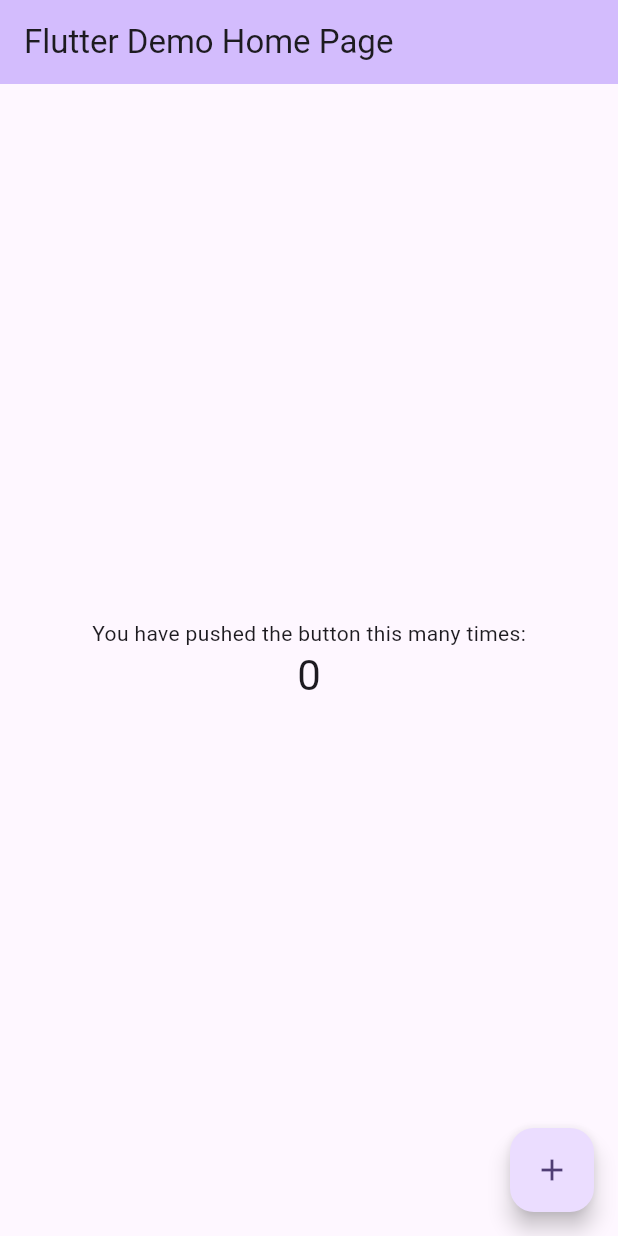
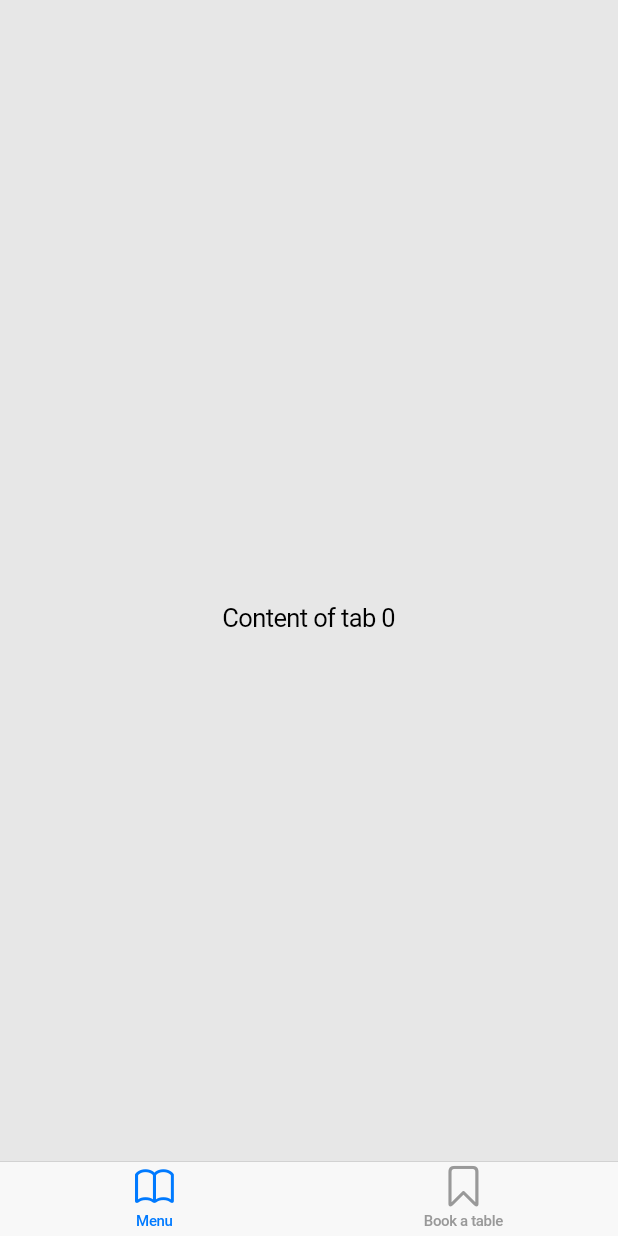
Before and after one commit to dleurs/restaurant_app, a Flutter app: the screen it shows after launch, on a phone screen of 412 x 824 dp. Run offline on Flutter 3.47's test engine with Material 3 defaults, Android fonts, the phone set to English and light mode, and no system bars; our stand-ins replace firebase_core; accounts and stored records are empty.

Commit message:
feat(#2): Basic Cupertino UI

```diff
--- a/lib/main.dart
+++ b/lib/main.dart
@@ -1,125 +1,59 @@
+import 'package:flutter/cupertino.dart';
 import 'package:flutter/material.dart';
 
-void main() {
+import 'package:firebase_core/firebase_core.dart';
+import 'firebase_options.dart';
+
+void main() async {
+  WidgetsFlutterBinding.ensureInitialized();
+  await Firebase.initializeApp(
+    options: DefaultFirebaseOptions.currentPlatform,
+  );
   runApp(const MyApp());
 }
 
 class MyApp extends StatelessWidget {
   const MyApp({super.key});
 
-  // This widget is the root of your application.
   @override
   Widget build(BuildContext context) {
-    return MaterialApp(
+    return const CupertinoApp(
       title: 'Flutter Demo',
-      theme: ThemeData(
-        // This is the theme of your application.
-        //
-        // TRY THIS: Try running your application with "flutter run". You'll see
-        // the application has a purple toolbar. Then, without quitting the app,
-        // try changing the seedColor in the colorScheme below to Colors.green
-        // and then invoke "hot reload" (save your changes or press the "hot
-        // reload" button in a Flutter-supported IDE, or press "r" if you used
-        // the command line to start the app).
-        //
-        // Notice that the counter didn't reset back to zero; the application
-        // state is not lost during the reload. To reset the state, use hot
-        // restart instead.
-        //
-        // This works for code too, not just values: Most code changes can be
-        // tested with just a hot reload.
-        colorScheme: ColorScheme.fromSeed(seedColor: Colors.deepPurple),
-        useMaterial3: true,
-      ),
-      home: const MyHomePage(title: 'Flutter Demo Home Page'),
+      theme: CupertinoThemeData(brightness: Brightness.light),
+      home: MyHomePage(title: 'Restaurant app'),
     );
   }
 }
 
-class MyHomePage extends StatefulWidget {
+class MyHomePage extends StatelessWidget {
   const MyHomePage({super.key, required this.title});
-
-  // This widget is the home page of your application. It is stateful, meaning
-  // that it has a State object (defined below) that contains fields that affect
-  // how it looks.
-
-  // This class is the configuration for the state. It holds the values (in this
-  // case the title) provided by the parent (in this case the App widget) and
-  // used by the build method of the State. Fields in a Widget subclass are
-  // always marked "final".
 
   final String title;
 
   @override
-  State<MyHomePage> createState() => _MyHomePageState();
-}
-
-class _MyHomePageState extends State<MyHomePage> {
-  int _counter = 0;
-
-  void _incrementCounter() {
-    setState(() {
-      // This call to setState tells the Flutter framework that something has
-      // changed in this State, which causes it to rerun the build method below
-      // so that the display can reflect the updated values. If we changed
-      // _counter without calling setState(), then the build method would not be
-      // called again, and so nothing would appear to happen.
-      _counter++;
-    });
-  }
-
-  @override
   Widget build(BuildContext context) {
-    // This method is rerun every time setState is called, for instance as done
-    // by the _incrementCounter method above.
-    //
-    // The Flutter framework has been optimized to make rerunning build methods
-    // fast, so that you can just rebuild anything that needs updating rather
-    // than having to individually change instances of widgets.
-    return Scaffold(
-      appBar: AppBar(
-        // TRY THIS: Try changing the color here to a specific color (to
-        // Colors.amber, perhaps?) and trigger a hot reload to see the AppBar
-        // change color while the other colors stay the same.
-        backgroundColor: Theme.of(context).colorScheme.inversePrimary,
-        // Here we take the value from the MyHomePage object that was created by
-        // the App.build method, and use it to set our appbar title.
-        title: Text(widget.title),
+    return CupertinoTabScaffold(
+      tabBar: CupertinoTabBar(
+        items: const <BottomNavigationBarItem>[
+          BottomNavigationBarItem(
+            icon: Icon(CupertinoIcons.book),
+            label: 'Menu',
+          ),
+          BottomNavigationBarItem(
+            icon: Icon(CupertinoIcons.bookmark),
+            label: 'Book a table',
+          ),
+        ],
       ),
-      body: Center(
-        // Center is a layout widget. It takes a single child and positions it
-        // in the middle of the parent.
-        child: Column(
-          // Column is also a layout widget. It takes a list of children and
-          // arranges them vertically. By default, it sizes itself to fit its
-          // children horizontally, and tries to be as tall as its parent.
-          //
-          // Column has various properties to control how it sizes itself and
-          // how it positions its children. Here we use mainAxisAlignment to
-          // center the children vertically; the main axis here is the vertical
-          // axis because Columns are vertical (the cross axis would be
-          // horizontal).
-          //
-          // TRY THIS: Invoke "debug painting" (choose the "Toggle Debug Paint"
-          // action in the IDE, or press "p" in the console), to see the
-          // wireframe for each widget.
-          mainAxisAlignment: MainAxisAlignment.center,
-          children: <Widget>[
-            const Text(
-              'You have pushed the button this many times:',
-            ),
-            Text(
-              '$_counter',
-              style: Theme.of(context).textTheme.headlineMedium,
-            ),
-          ],
-        ),
-      ),
-      floatingActionButton: FloatingActionButton(
-        onPressed: _incrementCounter,
-        tooltip: 'Increment',
-        child: const Icon(Icons.add),
-      ), // This trailing comma makes auto-formatting nicer for build methods.
+      tabBuilder: (BuildContext context, int index) {
+        return CupertinoTabView(
+          builder: (BuildContext context) {
+            return Center(
+              child: Text('Content of tab $index'),
+            );
+          },
+        );
+      },
     );
   }
 }
```
Also changed, not shown: 5 other files.
